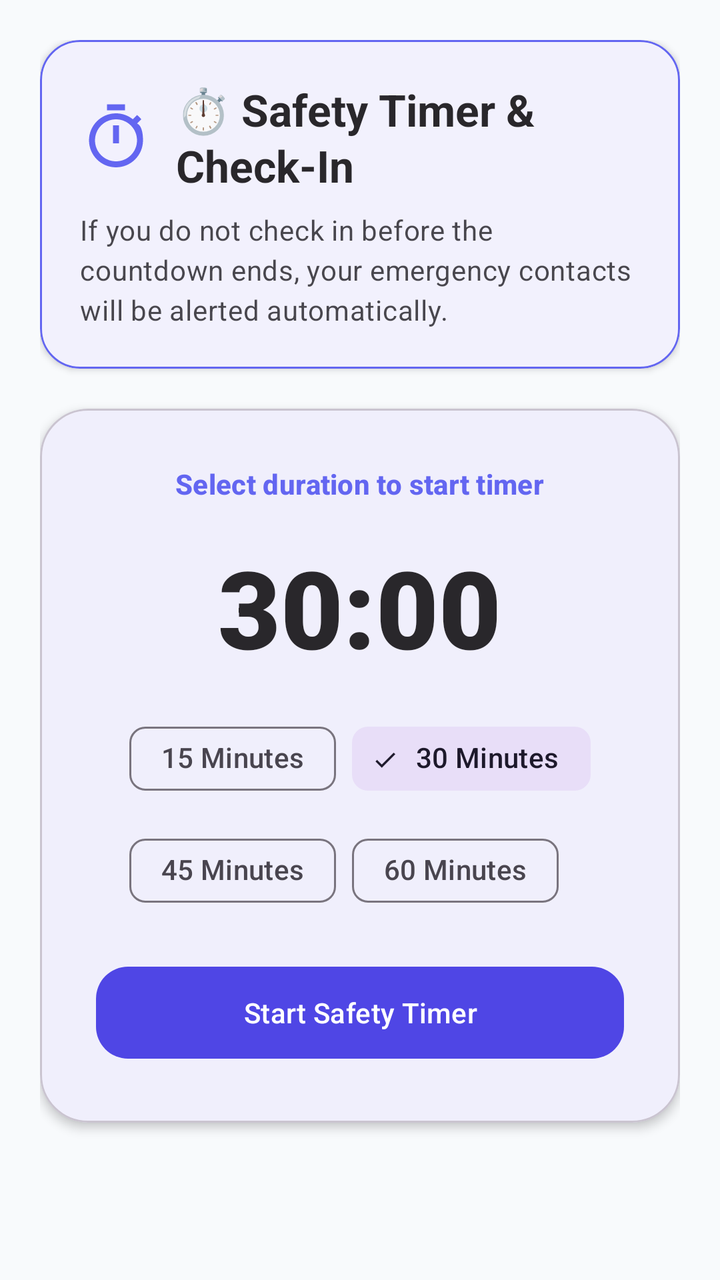
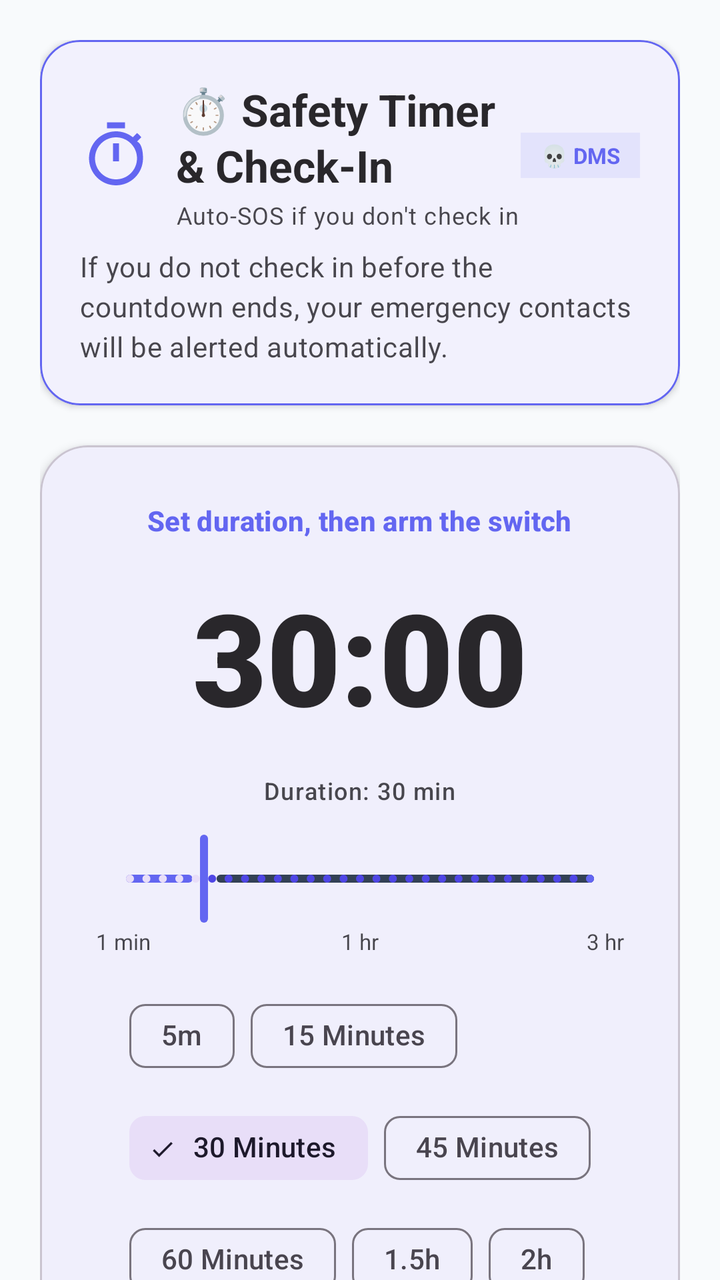

Compare the two renders of this Android layout. The source of the first and the diff that turns it into the second are given below.
<!-- AndroidManifest.xml: application theme Theme.SheGuard -->
<!-- res/layout/fragment_safety_timer.xml -->
<?xml version="1.0" encoding="utf-8"?>
<androidx.core.widget.NestedScrollView xmlns:android="http://schemas.android.com/apk/res/android"
    xmlns:app="http://schemas.android.com/apk/res-auto"
    android:layout_width="match_parent"
    android:layout_height="match_parent"
    android:background="@color/surface_background"
    android:fillViewport="true">

    <LinearLayout
        android:layout_width="match_parent"
        android:layout_height="wrap_content"
        android:orientation="vertical"
        android:padding="20dp">

        
        <com.google.android.material.card.MaterialCardView
            android:layout_width="match_parent"
            android:layout_height="wrap_content"
            app:cardBackgroundColor="@color/surface_card"
            app:cardCornerRadius="20dp"
            app:cardElevation="2dp"
            app:strokeColor="#6366F1"
            app:strokeWidth="1dp">

            <LinearLayout
                android:layout_width="match_parent"
                android:layout_height="wrap_content"
                android:orientation="vertical"
                android:padding="20dp">

                <LinearLayout
                    android:layout_width="match_parent"
                    android:layout_height="wrap_content"
                    android:gravity="center_vertical"
                    android:orientation="horizontal">

                    <ImageView
                        android:layout_width="36dp"
                        android:layout_height="36dp"
                        android:src="@drawable/ic_safety_timer"
                        app:tint="#6366F1" />

                    <TextView
                        style="@style/TextAppearance.Material3.TitleLarge"
                        android:layout_width="wrap_content"
                        android:layout_height="wrap_content"
                        android:layout_marginStart="12dp"
                        android:text="@string/safety_timer_title"
                        android:textColor="@color/text_color_primary"
                        android:textStyle="bold" />
                </LinearLayout>

                <TextView
                    style="@style/TextAppearance.Material3.BodyMedium"
                    android:layout_width="wrap_content"
                    android:layout_height="wrap_content"
                    android:layout_marginTop="8dp"
                    android:text="@string/safety_timer_desc"
                    android:textColor="@color/text_color_secondary" />

            </LinearLayout>
        </com.google.android.material.card.MaterialCardView>

        
        <com.google.android.material.card.MaterialCardView
            android:layout_width="match_parent"
            android:layout_height="wrap_content"
            android:layout_marginTop="20dp"
            app:cardBackgroundColor="@color/surface_card"
            app:cardCornerRadius="24dp"
            app:cardElevation="3dp">

            <LinearLayout
                android:layout_width="match_parent"
                android:layout_height="wrap_content"
                android:gravity="center_horizontal"
                android:orientation="vertical"
                android:padding="28dp">

                <TextView
                    android:id="@+id/tv_timer_status"
                    style="@style/TextAppearance.Material3.LabelLarge"
                    android:layout_width="wrap_content"
                    android:layout_height="wrap_content"
                    android:text="Select duration to start timer"
                    android:textColor="#6366F1"
                    android:textStyle="bold" />

                
                <TextView
                    android:id="@+id/tv_countdown_digits"
                    android:layout_width="wrap_content"
                    android:layout_height="wrap_content"
                    android:layout_marginVertical="16dp"
                    android:fontFamily="sans-serif-black"
                    android:text="30:00"
                    android:textColor="@color/text_color_primary"
                    android:textSize="54sp" />

                
                <com.google.android.material.chip.ChipGroup
                    android:id="@+id/chip_group_timer"
                    android:layout_width="wrap_content"
                    android:layout_height="wrap_content"
                    app:singleSelection="true">

                    <com.google.android.material.chip.Chip
                        android:id="@+id/chip_15m"
                        style="@style/Widget.Material3.Chip.Filter"
                        android:layout_width="wrap_content"
                        android:layout_height="wrap_content"
                        android:text="@string/safety_timer_15m" />

                    <com.google.android.material.chip.Chip
                        android:id="@+id/chip_30m"
                        style="@style/Widget.Material3.Chip.Filter"
                        android:layout_width="wrap_content"
                        android:layout_height="wrap_content"
                        android:checked="true"
                        android:text="@string/safety_timer_30m" />

                    <com.google.android.material.chip.Chip
                        android:id="@+id/chip_45m"
                        style="@style/Widget.Material3.Chip.Filter"
                        android:layout_width="wrap_content"
                        android:layout_height="wrap_content"
                        android:text="@string/safety_timer_45m" />

                    <com.google.android.material.chip.Chip
                        android:id="@+id/chip_60m"
                        style="@style/Widget.Material3.Chip.Filter"
                        android:layout_width="wrap_content"
                        android:layout_height="wrap_content"
                        android:text="@string/safety_timer_60m" />

                </com.google.android.material.chip.ChipGroup>

                
                <LinearLayout
                    android:layout_width="match_parent"
                    android:layout_height="wrap_content"
                    android:layout_marginTop="20dp"
                    android:orientation="horizontal">

                    <com.google.android.material.button.MaterialButton
                        android:id="@+id/btn_toggle_timer"
                        style="@style/Widget.Material3.Button"
                        android:layout_width="0dp"
                        android:layout_height="54dp"
                        android:layout_weight="1"
                        android:text="@string/safety_timer_start_btn"
                        app:cornerRadius="16dp" />

                    <com.google.android.material.button.MaterialButton
                        android:id="@+id/btn_check_in_safe"
                        style="@style/Widget.Material3.Button.TonalButton"
                        android:layout_width="0dp"
                        android:layout_height="54dp"
                        android:layout_marginStart="12dp"
                        android:layout_weight="1"
                        android:text="@string/safety_timer_check_in_btn"
                        android:textColor="#10B981"
                        android:visibility="gone"
                        app:cornerRadius="16dp" />

                </LinearLayout>

            </LinearLayout>

        </com.google.android.material.card.MaterialCardView>

    </LinearLayout>

</androidx.core.widget.NestedScrollView>
<!-- resources referenced by this layout -->
<resources>
  <color name="surface_background">#F8FAFC</color>
  <color name="surface_card">#FFFFFF</color>
  <!-- drawable ic_safety_timer (drawable) -->
  <vector xmlns:android="http://schemas.android.com/apk/res/android"
      android:width="24dp"
      android:height="24dp"
      android:viewportWidth="24"
      android:viewportHeight="24"
      android:tint="?attr/colorControlNormal">
      <path
          android:fillColor="@android:color/white"
          android:pathData="M15,1H9v2h6V1zM11,14h2V8h-2v6zM19.03,7.39l1.42,-1.42c-0.45,-0.51 -0.9,-0.97 -1.41,-1.41l-1.42,1.42C16.07,4.74 14.12,4 12,4c-4.97,0 -9,4.03 -9,9c0,4.97 4.02,9 9,9s9,-4.03 9,-9C21,9.88 20.26,7.93 19.03,7.39zM12,20c-3.87,0 -7,-3.13 -7,-7s3.13,-7 7,-7s7,3.13 7,7S15.87,20 12,20z" />
  </vector>
  <string name="safety_timer_15m">15 Minutes</string>
  <string name="safety_timer_30m">30 Minutes</string>
  <string name="safety_timer_45m">45 Minutes</string>
  <string name="safety_timer_60m">60 Minutes</string>
  <string name="safety_timer_check_in_btn">✅ I am Safe (Check In)</string>
  <string name="safety_timer_desc">If you do not check in before the countdown ends, your emergency contacts will be alerted automatically.</string>
  <string name="safety_timer_start_btn">Start Safety Timer</string>
  <string name="safety_timer_title">⏱️ Safety Timer &amp; Check-In</string>
  <style name="Theme.SheGuard" parent="Base.Theme.SheGuard" />
  <style name="Base.Theme.SheGuard" parent="Theme.Material3.DayNight.NoActionBar">
          
          <item name="android:statusBarColor">@android:color/transparent</item>
          <item name="android:windowLightStatusBar">true</item>
  
          
          <item name="android:navigationBarColor">@android:color/transparent</item>
          <item name="android:windowLightNavigationBar">true</item>
  
          
          <item name="colorPrimary">@color/colorPrimary</item>
          <item name="colorPrimaryVariant">@color/colorPrimaryDark</item>
          <item name="colorSecondary">@color/colorAccent</item>
          <item name="android:windowBackground">@color/surface_background</item>
          <item name="colorSurface">@color/surface_card</item>
          <item name="colorOnSurface">@color/textColorPrimary</item>
      </style>
  <color name="colorPrimary">#4F46E5</color>
  <color name="colorPrimaryDark">#4338CA</color>
  <color name="colorAccent">#10B981</color>
  <color name="textColorPrimary">#0F172A</color>
</resources>

<!-- the commit's change to res/layout/fragment_safety_timer.xml (unified diff, before → after) -->
@@ -40,14 +40,42 @@
                         android:src="@drawable/ic_safety_timer"
                         app:tint="#6366F1" />
 
+                    <LinearLayout
+                        android:layout_width="0dp"
+                        android:layout_height="wrap_content"
+                        android:layout_marginStart="12dp"
+                        android:layout_weight="1"
+                        android:orientation="vertical">
+
+                        <TextView
+                            style="@style/TextAppearance.Material3.TitleLarge"
+                            android:layout_width="wrap_content"
+                            android:layout_height="wrap_content"
+                            android:text="@string/safety_timer_title"
+                            android:textColor="@color/text_color_primary"
+                            android:textStyle="bold" />
+
+                        <TextView
+                            style="@style/TextAppearance.Material3.BodySmall"
+                            android:layout_width="wrap_content"
+                            android:layout_height="wrap_content"
+                            android:layout_marginTop="2dp"
+                            android:text="Auto-SOS if you don't check in"
+                            android:textColor="@color/text_color_secondary" />
+                    </LinearLayout>
+
+                    
                     <TextView
-                        style="@style/TextAppearance.Material3.TitleLarge"
-                        android:layout_width="wrap_content"
-                        android:layout_height="wrap_content"
-                        android:layout_marginStart="12dp"
-                        android:text="@string/safety_timer_title"
-                        android:textColor="@color/text_color_primary"
+                        android:layout_width="wrap_content"
+                        android:layout_height="wrap_content"
+                        android:background="#1A6366F1"
+                        android:paddingHorizontal="10dp"
+                        android:paddingVertical="4dp"
+                        android:text="💀 DMS"
+                        android:textColor="#6366F1"
+                        android:textSize="11sp"
                         android:textStyle="bold" />
+
                 </LinearLayout>
 
                 <TextView
@@ -82,7 +110,7 @@
                     style="@style/TextAppearance.Material3.LabelLarge"
                     android:layout_width="wrap_content"
                     android:layout_height="wrap_content"
-                    android:text="Select duration to start timer"
+                    android:text="Set duration, then arm the switch"
                     android:textColor="#6366F1"
                     android:textStyle="bold" />
 
@@ -95,14 +123,82 @@
                     android:fontFamily="sans-serif-black"
                     android:text="30:00"
                     android:textColor="@color/text_color_primary"
-                    android:textSize="54sp" />
+                    android:textSize="64sp" />
+
+                
+                <TextView
+                    android:id="@+id/tv_selected_duration"
+                    style="@style/TextAppearance.Material3.LabelMedium"
+                    android:layout_width="wrap_content"
+                    android:layout_height="wrap_content"
+                    android:layout_marginBottom="8dp"
+                    android:text="Duration: 30 min"
+                    android:textColor="@color/text_color_secondary" />
+
+                
+                <com.google.android.material.slider.Slider
+                    android:id="@+id/slider_duration"
+                    android:layout_width="match_parent"
+                    android:layout_height="wrap_content"
+                    android:layout_marginTop="4dp"
+                    android:stepSize="1"
+                    android:value="30"
+                    android:valueFrom="1"
+                    android:valueTo="180"
+                    app:labelBehavior="floating"
+                    app:thumbColor="#6366F1"
+                    app:thumbRadius="10dp"
+                    app:trackColorActive="#6366F1"
+                    app:trackColorInactive="#334155"
+                    app:trackHeight="4dp" />
+
+                
+                <LinearLayout
+                    android:layout_width="match_parent"
+                    android:layout_height="wrap_content"
+                    android:orientation="horizontal">
+
+                    <TextView
+                        android:layout_width="0dp"
+                        android:layout_height="wrap_content"
+                        android:layout_weight="1"
+                        android:text="1 min"
+                        android:textColor="@color/text_color_secondary"
+                        android:textSize="11sp" />
+
+                    <TextView
+                        android:layout_width="0dp"
+                        android:layout_height="wrap_content"
+                        android:layout_weight="1"
+                        android:gravity="center"
+                        android:text="1 hr"
+                        android:textColor="@color/text_color_secondary"
+                        android:textSize="11sp" />
+
+                    <TextView
+                        android:layout_width="0dp"
+                        android:layout_height="wrap_content"
+                        android:layout_weight="1"
+                        android:gravity="end"
+                        android:text="3 hr"
+                        android:textColor="@color/text_color_secondary"
+                        android:textSize="11sp" />
+                </LinearLayout>
 
                 
                 <com.google.android.material.chip.ChipGroup
                     android:id="@+id/chip_group_timer"
                     android:layout_width="wrap_content"
                     android:layout_height="wrap_content"
+                    android:layout_marginTop="16dp"
                     app:singleSelection="true">
+
+                    <com.google.android.material.chip.Chip
+                        android:id="@+id/chip_5m"
+                        style="@style/Widget.Material3.Chip.Filter"
+                        android:layout_width="wrap_content"
+                        android:layout_height="wrap_content"
+                        android:text="5m" />
 
                     <com.google.android.material.chip.Chip
                         android:id="@+id/chip_15m"
@@ -133,13 +229,34 @@
                         android:layout_height="wrap_content"
                         android:text="@string/safety_timer_60m" />
 
+                    <com.google.android.material.chip.Chip
+                        android:id="@+id/chip_90m"
+                        style="@style/Widget.Material3.Chip.Filter"
+                        android:layout_width="wrap_content"
+                        android:layout_height="wrap_content"
+                        android:text="1.5h" />
+
+                    <com.google.android.material.chip.Chip
+                        android:id="@+id/chip_120m"
+                        style="@style/Widget.Material3.Chip.Filter"
+                        android:layout_width="wrap_content"
+                        android:layout_height="wrap_content"
+                        android:text="2h" />
+
+                    <com.google.android.material.chip.Chip
+                        android:id="@+id/chip_180m"
+                        style="@style/Widget.Material3.Chip.Filter"
+                        android:layout_width="wrap_content"
+                        android:layout_height="wrap_content"
+                        android:text="3h" />
+
                 </com.google.android.material.chip.ChipGroup>
 
                 
                 <LinearLayout
                     android:layout_width="match_parent"
                     android:layout_height="wrap_content"
-                    android:layout_marginTop="20dp"
+                    android:layout_marginTop="24dp"
                     android:orientation="horizontal">
 
                     <com.google.android.material.button.MaterialButton
@@ -149,18 +266,19 @@
                         android:layout_height="54dp"
                         android:layout_weight="1"
                         android:text="@string/safety_timer_start_btn"
-                        app:cornerRadius="16dp" />
+                        app:cornerRadius="16dp"
+                        app:backgroundTint="#6366F1" />
 
                     <com.google.android.material.button.MaterialButton
                         android:id="@+id/btn_check_in_safe"
-                        style="@style/Widget.Material3.Button.TonalButton"
+                        style="@style/Widget.Material3.Button"
                         android:layout_width="0dp"
                         android:layout_height="54dp"
                         android:layout_marginStart="12dp"
                         android:layout_weight="1"
                         android:text="@string/safety_timer_check_in_btn"
-                        android:textColor="#10B981"
                         android:visibility="gone"
+                        app:backgroundTint="#10B981"
                         app:cornerRadius="16dp" />
 
                 </LinearLayout>
@@ -169,6 +287,42 @@
 
         </com.google.android.material.card.MaterialCardView>
 
+        
+        <com.google.android.material.card.MaterialCardView
+            android:layout_width="match_parent"
+            android:layout_height="wrap_content"
+            android:layout_marginTop="16dp"
+            app:cardBackgroundColor="#0F1A2B"
+            app:cardCornerRadius="16dp"
+            app:strokeColor="#334155"
+            app:strokeWidth="1dp">
+
+            <LinearLayout
+                android:layout_width="match_parent"
+                android:layout_height="wrap_content"
+                android:orientation="vertical"
+                android:padding="16dp">
+
+                <TextView
+                    android:layout_width="wrap_content"
+                    android:layout_height="wrap_content"
+                    android:text="ℹ️  How Dead Man's Switch works"
+                    android:textColor="#94A3B8"
+                    android:textSize="12sp"
+                    android:textStyle="bold" />
+
+                <TextView
+                    android:layout_width="wrap_content"
+                    android:layout_height="wrap_content"
+                    android:layout_marginTop="6dp"
+                    android:lineSpacingMultiplier="1.4"
+                    android:text="1. Set duration (1 min – 3 hrs) using slider or quick chips\n2. Tap Arm Switch — a persistent notification appears\n3. You can close the app — countdown runs in background\n4. At 30s remaining, an urgent notification fires\n5. If you don't tap ✅ I'm Safe — SOS auto-triggers"
+                    android:textColor="#64748B"
+                    android:textSize="12sp" />
+
+            </LinearLayout>
+        </com.google.android.material.card.MaterialCardView>
+
     </LinearLayout>
 
 </androidx.core.widget.NestedScrollView>
